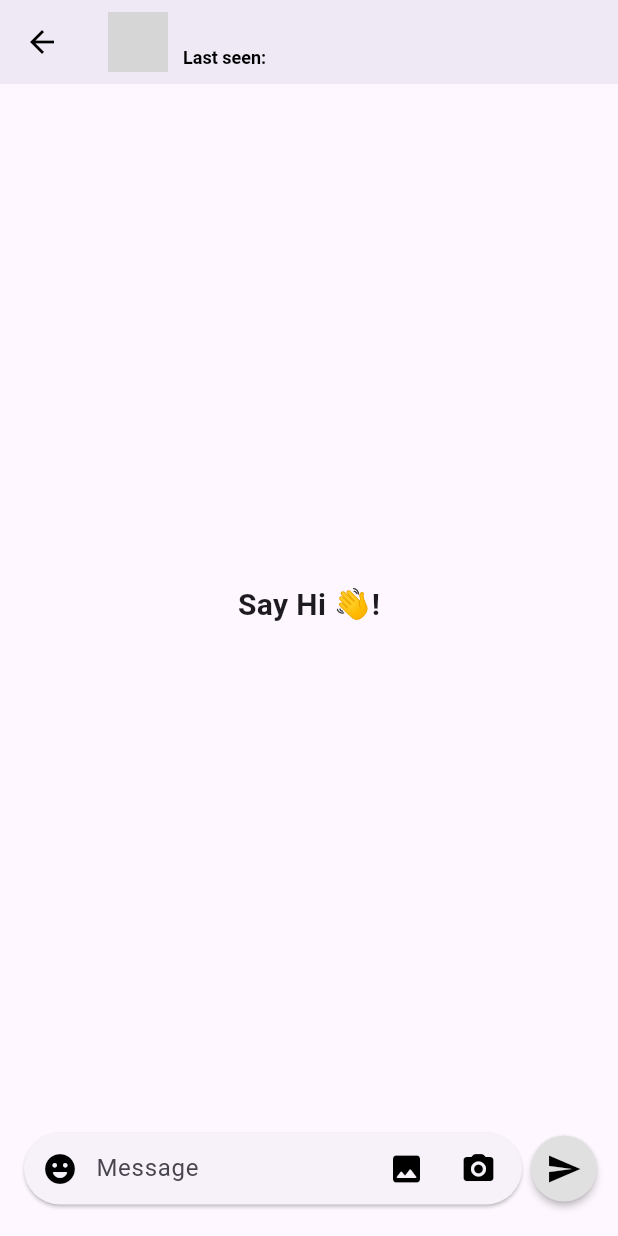
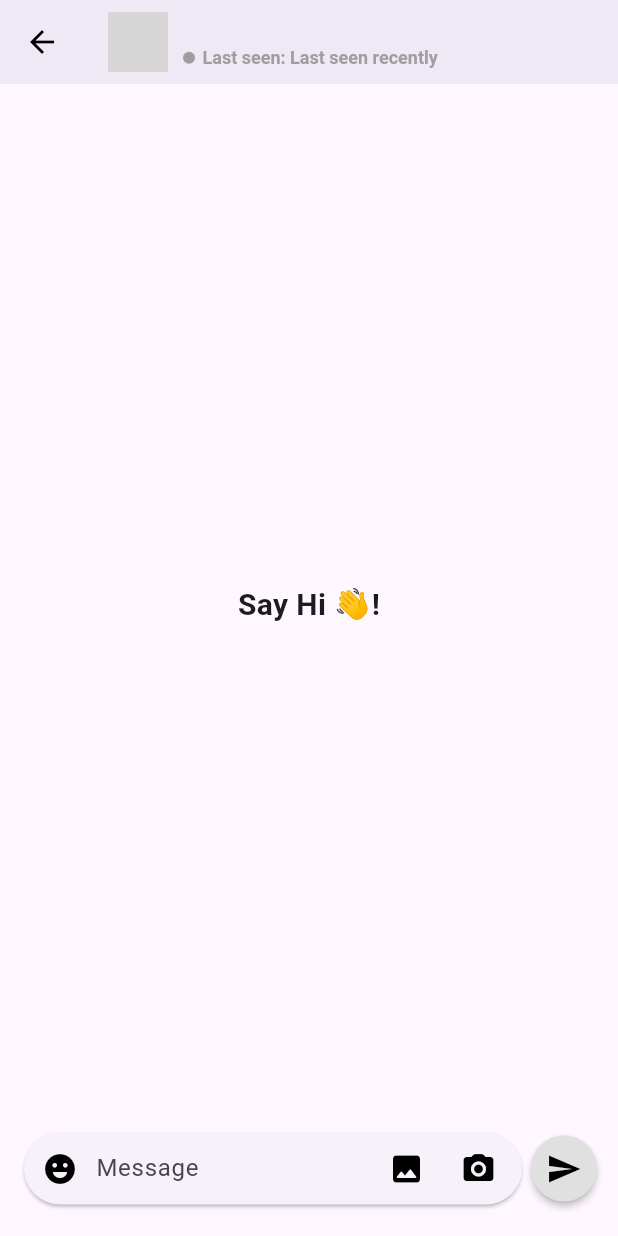
Before and after one commit to fortunatefogy/cipherchatapp, a Flutter app: the ChatScreen screen opened directly with empty values, on a phone screen of 412 x 824 dp. Run offline on Flutter 3.47's test engine with Material 3 defaults, Android fonts, the phone set to English and light mode, and no system bars; our stand-ins replace cached_network_image, cloud_firestore, emoji_picker_flutter, firebase_auth, firebase_core, flutter_dotenv and 3 more; missing offline and left inert: encrypt, saver_gallery; accounts and stored records are empty; network calls fail; grey boxes are pictures that could not be loaded.

Commit message:
online status done further check needed

```diff
--- a/lib/api/apis.dart
+++ b/lib/api/apis.dart
@@ -122,6 +122,13 @@ class APIs {
         .snapshots();
   }
 
+  static Future<void> updateActiveStatus(bool isOnline) async {
+    firestore.collection('users').doc(user.uid).update({
+      'is_online': isOnline,
+      'last_active': DateTime.now().millisecondsSinceEpoch.toString(),
+    });
+  }
+
   // Store encrypted image URL from Cloudinary to Firebase based on conversation ID
   static Future<void> sendImageMessage(
       ChatUser chatUser, String imageUrl) async {
--- a/lib/main.dart
+++ b/lib/main.dart
@@ -1,8 +1,8 @@
-// import 'package:cipher/onboarding_screen.dart';
 import 'package:cipher/screens/splash_screen.dart';
 import 'package:flutter/material.dart';
 import 'package:firebase_core/firebase_core.dart';
 import 'package:flutter_dotenv/flutter_dotenv.dart';
+import 'package:cipher/api/apis.dart';
 import 'firebase_options.dart';
 
 late Size mq;
@@ -16,8 +16,40 @@ void main() async {
   runApp(const MyApp());
 }
 
-class MyApp extends StatelessWidget {
+class MyApp extends StatefulWidget {
   const MyApp({super.key});
+
+  @override
+  State<MyApp> createState() => _MyAppState();
+}
+
+class _MyAppState extends State<MyApp> with WidgetsBindingObserver {
+  @override
+  void initState() {
+    super.initState();
+    WidgetsBinding.instance.addObserver(this);
+  }
+
+  @override
+  void dispose() {
+    WidgetsBinding.instance.removeObserver(this);
+    super.dispose();
+  }
+
+  @override
+  void didChangeAppLifecycleState(AppLifecycleState state) {
+    super.didChangeAppLifecycleState(state);
+
+    if (APIs.auth.currentUser != null) {
+      if (state == AppLifecycleState.resumed) {
+        // When app is resumed/active
+        APIs.updateActiveStatus(true);
+      } else {
+        // When app is paused/inactive/detached
+        APIs.updateActiveStatus(false);
+      }
+    }
+  }
 
   @override
   Widget build(BuildContext context) {
@@ -33,7 +65,7 @@ class MyApp extends StatelessWidget {
           ),
           titleTextStyle: TextStyle(
             color: Colors.black,
-            fontWeight: FontWeight.bold, // Increased font weight
+            fontWeight: FontWeight.bold,
             fontSize: 28,
           ),
           backgroundColor: Color(0xFFF9F4FB),
--- a/lib/screens/chat_screen.dart
+++ b/lib/screens/chat_screen.dart
@@ -53,6 +53,28 @@ class _ChatScreenState extends State<ChatScreen> {
   final _textController = TextEditingController();
   bool _showEmoji = false, _isUploading = false;
   FocusNode _focusNode = FocusNode();
+
+  String _formatLastSeen(String lastActive) {
+    if (lastActive.isEmpty) return 'Last seen recently';
+
+    final DateTime lastActiveTime =
+        DateTime.fromMillisecondsSinceEpoch(int.parse(lastActive));
+    final Duration difference = DateTime.now().difference(lastActiveTime);
+
+    if (difference.inMinutes < 1) return 'just now';
+    if (difference.inMinutes < 60) {
+      return '${difference.inMinutes}m ago';
+    }
+    if (difference.inHours < 24) {
+      return '${difference.inHours}h ago';
+    }
+    if (difference.inDays == 1) return 'yesterday';
+    if (difference.inDays < 7) {
+      return '${difference.inDays}d ago';
+    }
+
+    return 'long time ago';
+  }
 
   @override
   void initState() {
@@ -131,8 +153,46 @@ class _ChatScreenState extends State<ChatScreen> {
               crossAxisAlignment: CrossAxisAlignment.start,
               children: [
                 Text(widget.user.name, style: const TextStyle(fontSize: 18)),
-                Text('Last seen: ${widget.user.lastActive}',
-                    style: const TextStyle(fontSize: 12)),
+                StreamBuilder(
+                  stream: APIs.firestore
+                      .collection('users')
+                      .doc(widget.user.id)
+                      .snapshots(),
+                  builder: (context, snapshot) {
+                    if (snapshot.hasData && snapshot.data != null) {
+                      final userData = snapshot.data!.data();
+                      final isOnline = userData?['is_online'] ?? false;
+                      final lastActive = userData?['last_active'] ?? '';
+
+                      return Row(
+                        children: [
+                          Container(
+                            width: 8,
+                            height: 8,
+                            margin: const EdgeInsets.only(right: 5),
+                            decoration: BoxDecoration(
+                              shape: BoxShape.circle,
+                              color: isOnline ? Colors.green : Colors.grey,
+                            ),
+                          ),
+                          Text(
+                            isOnline
+                                ? 'Online'
+                                : 'Last seen: ${_formatLastSeen(lastActive)}',
+                            style: const TextStyle(
+                              fontSize: 12,
+                              color: Colors.grey,
+                            ),
+                          ),
+                        ],
+                      );
+                    }
+                    return const Text(
+                      'Last seen: loading...',
+                      style: TextStyle(fontSize: 12),
+                    );
+                  },
+                ),
               ],
             ),
           ],
@@ -275,7 +335,6 @@ class _ChatScreenState extends State<ChatScreen> {
                         setState(() {
                           _isUploading = true;
                         });
-                        // Navigator.pop(context);
                         await _uploadImageToCloudinary(
                             File(i.path), widget.user);
                         setState(() {
@@ -296,7 +355,6 @@ class _ChatScreenState extends State<ChatScreen> {
                           _isUploading = true;
                         });
                         setState(() {});
-                        // Navigator.pop(context);
                         await _uploadImageToCloudinary(
                             File(image.path), widget.user);
                         setState(() {
--- a/lib/widgets/message_card.dart
+++ b/lib/widgets/message_card.dart
@@ -60,7 +60,7 @@ class _MessageCardState extends State<MessageCard> {
           child: Container(
             constraints: BoxConstraints(
               maxWidth: MediaQuery.of(context).size.width * 0.75,
-              minWidth: MediaQuery.of(context).size.width * 0.25,
+              minWidth: MediaQuery.of(context).size.width * 0.30,
             ),
             margin: EdgeInsets.symmetric(
               vertical: 5,
@@ -144,7 +144,7 @@ class _MessageCardState extends State<MessageCard> {
           child: Container(
             constraints: BoxConstraints(
               maxWidth: MediaQuery.of(context).size.width * 0.75,
-              minWidth: MediaQuery.of(context).size.width * 0.25,
+              minWidth: MediaQuery.of(context).size.width * 0.30,
             ),
             margin: EdgeInsets.symmetric(
               vertical: 5,
```
